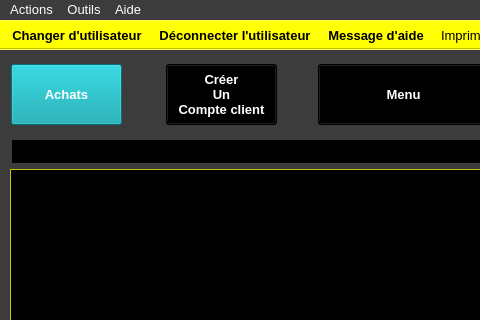
The window that ui/yeroth-erp-clients-window.ui (xnoumbissinoundou/yeroth-erp-3.0) describes before a commit, drawn with Qt 5; both pictures show x 0 to 480 and y 0 to 320 of the 800 by 600 pixel window.
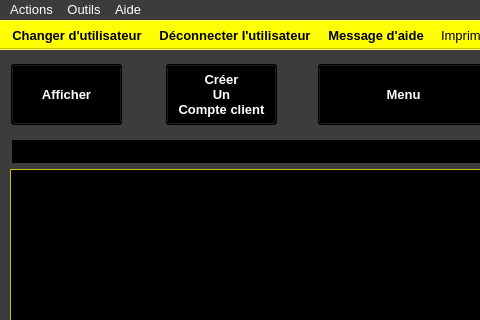
The same window after the commit. Icons and pictures are not drawn. Custom widgets are drawn as their Qt base class.

Commit message: On branch master 	modified:   src/windows/yeroth-erp-clients-detail-window.cpp 	modified:   src/windows/yeroth-erp-clients-window.cpp 	modified:   ui/yeroth-erp-clients-window.ui

```diff
--- a/ui/yeroth-erp-clients-window.ui
+++ b/ui/yeroth-erp-clients-window.ui
@@ -452,63 +452,63 @@
        <colorrole role="WindowText">
         <brush brushstyle="SolidPattern">
          <color alpha="255">
-          <red>0</red>
-          <green>0</green>
-          <blue>0</blue>
+          <red>255</red>
+          <green>255</green>
+          <blue>255</blue>
          </color>
         </brush>
        </colorrole>
        <colorrole role="Button">
         <brush brushstyle="SolidPattern">
          <color alpha="255">
-          <red>2</red>
-          <green>160</green>
-          <blue>170</blue>
+          <red>0</red>
+          <green>0</green>
+          <blue>0</blue>
          </color>
         </brush>
        </colorrole>
        <colorrole role="Light">
         <brush brushstyle="SolidPattern">
          <color alpha="255">
-          <red>3</red>
-          <green>240</green>
-          <blue>255</blue>
+          <red>0</red>
+          <green>0</green>
+          <blue>0</blue>
          </color>
         </brush>
        </colorrole>
        <colorrole role="Midlight">
         <brush brushstyle="SolidPattern">
          <color alpha="255">
-          <red>2</red>
-          <green>200</green>
-          <blue>212</blue>
+          <red>0</red>
+          <green>0</green>
+          <blue>0</blue>
          </color>
         </brush>
        </colorrole>
        <colorrole role="Dark">
         <brush brushstyle="SolidPattern">
          <color alpha="255">
-          <red>1</red>
-          <green>80</green>
-          <blue>85</blue>
+          <red>0</red>
+          <green>0</green>
+          <blue>0</blue>
          </color>
         </brush>
        </colorrole>
        <colorrole role="Mid">
         <brush brushstyle="SolidPattern">
          <color alpha="255">
-          <red>1</red>
-          <green>107</green>
-          <blue>113</blue>
+          <red>0</red>
+          <green>0</green>
+          <blue>0</blue>
          </color>
         </brush>
        </colorrole>
        <colorrole role="Text">
         <brush brushstyle="SolidPattern">
          <color alpha="255">
-          <red>0</red>
-          <green>0</green>
-          <blue>0</blue>
+          <red>255</red>
+          <green>255</green>
+          <blue>255</blue>
          </color>
         </brush>
        </colorrole>
@@ -533,18 +533,18 @@
        <colorrole role="Base">
         <brush brushstyle="SolidPattern">
          <color alpha="255">
-          <red>255</red>
-          <green>255</green>
-          <blue>255</blue>
+          <red>0</red>
+          <green>0</green>
+          <blue>0</blue>
          </color>
         </brush>
        </colorrole>
        <colorrole role="Window">
         <brush brushstyle="SolidPattern">
          <color alpha="255">
-          <red>2</red>
-          <green>160</green>
-          <blue>170</blue>
+          <red>0</red>
+          <green>0</green>
+          <blue>0</blue>
          </color>
         </brush>
        </colorrole>
@@ -560,9 +560,9 @@
        <colorrole role="AlternateBase">
         <brush brushstyle="SolidPattern">
          <color alpha="255">
-          <red>128</red>
-          <green>207</green>
-          <blue>212</blue>
+          <red>0</red>
+          <green>0</green>
+          <blue>0</blue>
          </color>
         </brush>
        </colorrole>
@@ -589,63 +589,63 @@
        <colorrole role="WindowText">
         <brush brushstyle="SolidPattern">
          <color alpha="255">
-          <red>0</red>
-          <green>0</green>
-          <blue>0</blue>
+          <red>255</red>
+          <green>255</green>
+          <blue>255</blue>
          </color>
         </brush>
        </colorrole>
        <colorrole role="Button">
         <brush brushstyle="SolidPattern">
          <color alpha="255">
-          <red>2</red>
-          <green>160</green>
-          <blue>170</blue>
+          <red>0</red>
+          <green>0</green>
+          <blue>0</blue>
          </color>
         </brush>
        </colorrole>
        <colorrole role="Light">
         <brush brushstyle="SolidPattern">
          <color alpha="255">
-          <red>3</red>
-          <green>240</green>
-          <blue>255</blue>
+          <red>0</red>
+          <green>0</green>
+          <blue>0</blue>
          </color>
         </brush>
        </colorrole>
        <colorrole role="Midlight">
         <brush brushstyle="SolidPattern">
          <color alpha="255">
-          <red>2</red>
-          <green>200</green>
-          <blue>212</blue>
+          <red>0</red>
+          <green>0</green>
+          <blue>0</blue>
          </color>
         </brush>
        </colorrole>
        <colorrole role="Dark">
         <brush brushstyle="SolidPattern">
          <color alpha="255">
-          <red>1</red>
-          <green>80</green>
-          <blue>85</blue>
+          <red>0</red>
+          <green>0</green>
+          <blue>0</blue>
          </color>
         </brush>
        </colorrole>
        <colorrole role="Mid">
         <brush brushstyle="SolidPattern">
          <color alpha="255">
-          <red>1</red>
-          <green>107</green>
-          <blue>113</blue>
+          <red>0</red>
+          <green>0</green>
+          <blue>0</blue>
          </color>
         </brush>
        </colorrole>
        <colorrole role="Text">
         <brush brushstyle="SolidPattern">
          <color alpha="255">
-          <red>0</red>
-          <green>0</green>
-          <blue>0</blue>
+          <red>255</red>
+          <green>255</green>
+          <blue>255</blue>
          </color>
         </brush>
        </colorrole>
@@ -670,18 +670,18 @@
        <colorrole role="Base">
         <brush brushstyle="SolidPattern">
          <color alpha="255">
-          <red>255</red>
-          <green>255</green>
-          <blue>255</blue>
+          <red>0</red>
+          <green>0</green>
+          <blue>0</blue>
          </color>
         </brush>
        </colorrole>
        <colorrole role="Window">
         <brush brushstyle="SolidPattern">
          <color alpha="255">
-          <red>2</red>
-          <green>160</green>
-          <blue>170</blue>
+          <red>0</red>
+          <green>0</green>
+          <blue>0</blue>
          </color>
         </brush>
        </colorrole>
@@ -697,9 +697,9 @@
        <colorrole role="AlternateBase">
         <brush brushstyle="SolidPattern">
          <color alpha="255">
-          <red>128</red>
-          <green>207</green>
-          <blue>212</blue>
+          <red>0</red>
+          <green>0</green>
+          <blue>0</blue>
          </color>
         </brush>
        </colorrole>
@@ -726,63 +726,63 @@
        <colorrole role="WindowText">
         <brush brushstyle="SolidPattern">
          <color alpha="255">
-          <red>1</red>
-          <green>80</green>
-          <blue>85</blue>
+          <red>0</red>
+          <green>0</green>
+          <blue>0</blue>
          </color>
         </brush>
        </colorrole>
        <colorrole role="Button">
         <brush brushstyle="SolidPattern">
          <color alpha="255">
-          <red>2</red>
-          <green>160</green>
-          <blue>170</blue>
+          <red>0</red>
+          <green>0</green>
+          <blue>0</blue>
          </color>
         </brush>
        </colorrole>
        <colorrole role="Light">
         <brush brushstyle="SolidPattern">
          <color alpha="255">
-          <red>3</red>
-          <green>240</green>
-          <blue>255</blue>
+          <red>0</red>
+          <green>0</green>
+          <blue>0</blue>
          </color>
         </brush>
        </colorrole>
        <colorrole role="Midlight">
         <brush brushstyle="SolidPattern">
          <color alpha="255">
-          <red>2</red>
-          <green>200</green>
-          <blue>212</blue>
+          <red>0</red>
+          <green>0</green>
+          <blue>0</blue>
          </color>
         </brush>
        </colorrole>
        <colorrole role="Dark">
         <brush brushstyle="SolidPattern">
          <color alpha="255">
-          <red>1</red>
-          <green>80</green>
-          <blue>85</blue>
+          <red>0</red>
+          <green>0</green>
+          <blue>0</blue>
          </color>
         </brush>
        </colorrole>
        <colorrole role="Mid">
         <brush brushstyle="SolidPattern">
          <color alpha="255">
-          <red>1</red>
-          <green>107</green>
-          <blue>113</blue>
+          <red>0</red>
+          <green>0</green>
+          <blue>0</blue>
          </color>
         </brush>
        </colorrole>
        <colorrole role="Text">
         <brush brushstyle="SolidPattern">
          <color alpha="255">
-          <red>1</red>
-          <green>80</green>
-          <blue>85</blue>
+          <red>0</red>
+          <green>0</green>
+          <blue>0</blue>
          </color>
         </brush>
        </colorrole>
@@ -798,27 +798,27 @@
        <colorrole role="ButtonText">
         <brush brushstyle="SolidPattern">
          <color alpha="255">
-          <red>1</red>
-          <green>80</green>
-          <blue>85</blue>
+          <red>0</red>
+          <green>0</green>
+          <blue>0</blue>
          </color>
         </brush>
        </colorrole>
        <colorrole role="Base">
         <brush brushstyle="SolidPattern">
          <color alpha="255">
-          <red>2</red>
-          <green>160</green>
-          <blue>170</blue>
+          <red>0</red>
+          <green>0</green>
+          <blue>0</blue>
          </color>
         </brush>
        </colorrole>
        <colorrole role="Window">
         <brush brushstyle="SolidPattern">
          <color alpha="255">
-          <red>2</red>
-          <green>160</green>
-          <blue>170</blue>
+          <red>0</red>
+          <green>0</green>
+          <blue>0</blue>
          </color>
         </brush>
        </colorrole>
@@ -834,9 +834,9 @@
        <colorrole role="AlternateBase">
         <brush brushstyle="SolidPattern">
          <color alpha="255">
-          <red>2</red>
-          <green>160</green>
-          <blue>170</blue>
+          <red>0</red>
+          <green>0</green>
+          <blue>0</blue>
          </color>
         </brush>
        </colorrole>
@@ -869,7 +869,7 @@
      </font>
     </property>
     <property name="text">
-     <string>Achats</string>
+     <string>Afficher</string>
     </property>
    </widget>
    <widget class="YerothPushButton" name="pushButton_creer_compte_client">
```
Left out of the diff: 47 changed lines with no effect on the pictures. The commit also changes 2 other files.
